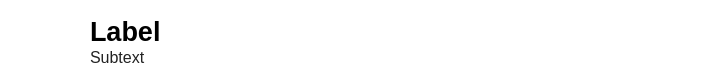
First picture: the form in detailedmenulistitem.ui, repository reesque/Maestro, before the edit.
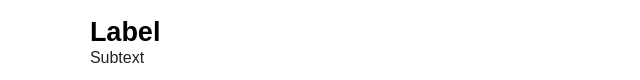
Second picture: the form after the edit. Icons and pictures are not drawn.

Commit message: Fixed default width to 640

The edit to the form file:
```diff
--- a/detailedmenulistitem.ui
+++ b/detailedmenulistitem.ui
@@ -6,7 +6,7 @@
    <rect>
     <x>0</x>
     <y>0</y>
-    <width>720</width>
+    <width>640</width>
     <height>80</height>
    </rect>
   </property>
```
The commit also changes 7 other files.
